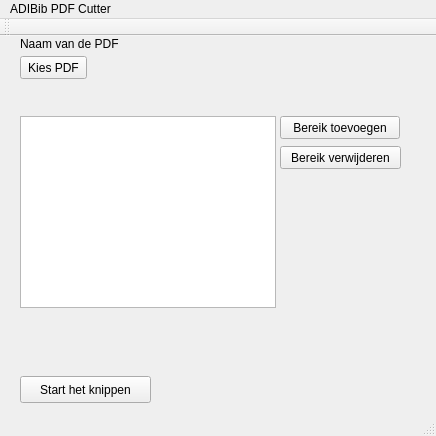
This is mainwindow.ui in vvim/pdfcutter as Qt 5 draws it before an edit. The edited form follows.
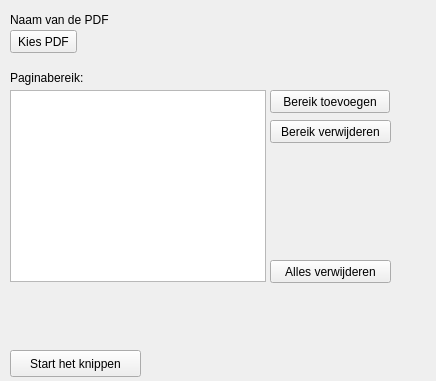
This is the edited form.

Commit message: disabling of unneeded buttons and shell exec functionality added

```diff
--- a/mainwindow.ui
+++ b/mainwindow.ui
@@ -7,7 +7,7 @@
     <x>0</x>
     <y>0</y>
     <width>436</width>
-    <height>436</height>
+    <height>381</height>
    </rect>
   </property>
   <property name="windowTitle">
@@ -17,8 +17,8 @@
    <widget class="QToolButton" name="removePageRangeButton">
     <property name="geometry">
      <rect>
-      <x>280</x>
-      <y>110</y>
+      <x>270</x>
+      <y>120</y>
       <width>121</width>
       <height>23</height>
      </rect>
@@ -30,8 +30,8 @@
    <widget class="QToolButton" name="choosePDFFile">
     <property name="geometry">
      <rect>
-      <x>20</x>
-      <y>20</y>
+      <x>10</x>
+      <y>30</y>
       <width>67</width>
       <height>23</height>
      </rect>
@@ -43,8 +43,8 @@
    <widget class="QToolButton" name="addPageRangeButton">
     <property name="geometry">
      <rect>
-      <x>280</x>
-      <y>80</y>
+      <x>270</x>
+      <y>90</y>
       <width>120</width>
       <height>23</height>
      </rect>
@@ -56,10 +56,10 @@
    <widget class="QLabel" name="PDFFileNameLabel">
     <property name="geometry">
      <rect>
-      <x>20</x>
-      <y>0</y>
-      <width>481</width>
-      <height>16</height>
+      <x>10</x>
+      <y>10</y>
+      <width>401</width>
+      <height>20</height>
      </rect>
     </property>
     <property name="text">
@@ -69,8 +69,8 @@
    <widget class="QListWidget" name="cuttingListWidget">
     <property name="geometry">
      <rect>
-      <x>20</x>
-      <y>80</y>
+      <x>10</x>
+      <y>90</y>
       <width>256</width>
       <height>192</height>
      </rect>
@@ -79,8 +79,8 @@
    <widget class="QPushButton" name="pushButton">
     <property name="geometry">
      <rect>
-      <x>20</x>
-      <y>340</y>
+      <x>10</x>
+      <y>350</y>
       <width>131</width>
       <height>27</height>
      </rect>
@@ -89,6 +89,32 @@
      <string>Start het knippen</string>
     </property>
    </widget>
+   <widget class="QToolButton" name="deleteAllPageRangeButton">
+    <property name="geometry">
+     <rect>
+      <x>270</x>
+      <y>260</y>
+      <width>121</width>
+      <height>23</height>
+     </rect>
+    </property>
+    <property name="text">
+     <string>Alles verwijderen</string>
+    </property>
+   </widget>
+   <widget class="QLabel" name="cuttingListLabel">
+    <property name="geometry">
+     <rect>
+      <x>10</x>
+      <y>70</y>
+      <width>101</width>
+      <height>16</height>
+     </rect>
+    </property>
+    <property name="text">
+     <string>Paginabereik:</string>
+    </property>
+   </widget>
    <zorder>removePageRangeButton</zorder>
    <zorder>choosePDFFile</zorder>
    <zorder>addPageRangeButton</zorder>
@@ -97,31 +123,6 @@
    <zorder>cuttingListWidget</zorder>
    <zorder>pushButton</zorder>
   </widget>
-  <widget class="QMenuBar" name="menuBar">
-   <property name="geometry">
-    <rect>
-     <x>0</x>
-     <y>0</y>
-     <width>436</width>
-     <height>21</height>
-    </rect>
-   </property>
-   <widget class="QMenu" name="menuADIBib_PDF_Cutter">
-    <property name="title">
-     <string>ADIBib PDF Cutter</string>
-    </property>
-   </widget>
-   <addaction name="menuADIBib_PDF_Cutter"/>
-  </widget>
-  <widget class="QToolBar" name="mainToolBar">
-   <attribute name="toolBarArea">
-    <enum>TopToolBarArea</enum>
-   </attribute>
-   <attribute name="toolBarBreak">
-    <bool>false</bool>
-   </attribute>
-  </widget>
-  <widget class="QStatusBar" name="statusBar"/>
  </widget>
  <layoutdefault spacing="6" margin="11"/>
  <resources/>
```
Left out of the diff: 8 changed lines with no effect on the pictures. The commit also changes 2 other files.
